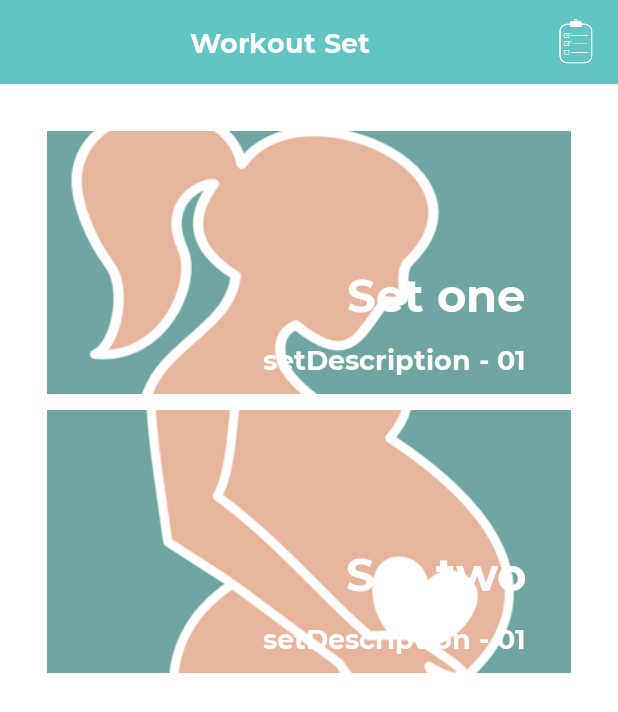
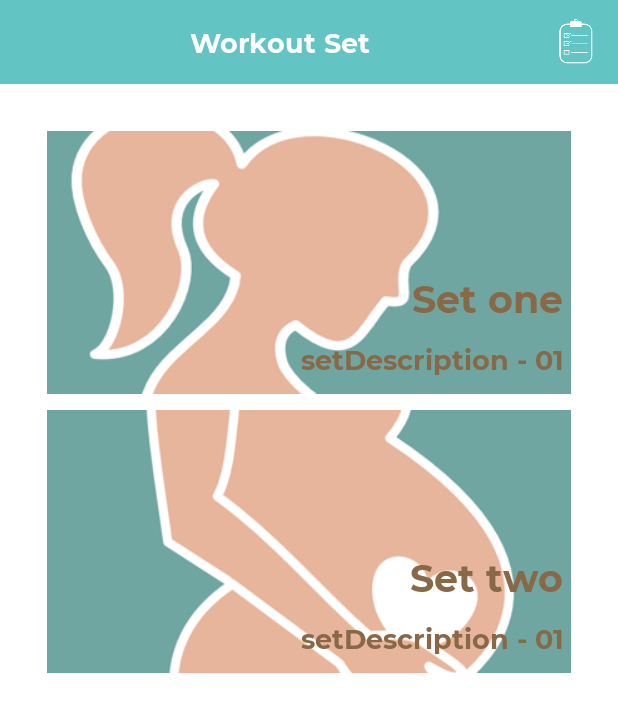
Before and after one commit to LinaLi-dotcom/PregExercise, an Android app: the screen it shows after launch (WorkoutSetActivity), on a phone screen of 412 x 824 dp. Shown: the top 712 px of the screen. Run offline under Robolectric (Android 15) with nearby library versions, the phone set to English and light mode, and no system bars.

Commit message:
text_color has changed to brown, which is from image girls hair color. took away ex001 images that are not used.

```diff
--- a/app/src/main/assets/exerciseSets.json
+++ b/app/src/main/assets/exerciseSets.json
@@ -9,7 +9,7 @@
         {
           "id": "S01E01",
           "imageName": "set01_ex01",
-          "name": "ic_testsexton.xml",
+          "name": "set01_ex01",
           "workoutTime": 5,
           "restTime" : 2
         },
--- a/app/src/main/res/layout/activity_exercise.xml
+++ b/app/src/main/res/layout/activity_exercise.xml
@@ -23,7 +23,7 @@
                 android:scaleType="fitXY"
                 android:layout_weight="1"
                 android:contentDescription="@string/image"
-                android:src="@drawable/ex001"
+                android:src="@drawable/set01_ex01"
                 android:layout_alignParentBottom="true"
                 />
 
--- a/app/src/main/res/layout/activity_workout.xml
+++ b/app/src/main/res/layout/activity_workout.xml
@@ -133,7 +133,7 @@
                     android:scaleType="fitXY"
                     android:layout_weight="1"
                     android:contentDescription="@string/image"
-                    android:src="@drawable/ex001"
+                    android:src="@drawable/set01_ex01"
                     />
             </LinearLayout>
 
--- a/app/src/main/res/layout/item_list_workout_set.xml
+++ b/app/src/main/res/layout/item_list_workout_set.xml
@@ -16,16 +16,16 @@
                 android:layout_width="match_parent"
                 android:layout_height="match_parent"
                 android:src="@drawable/set01"/>
+
             <LinearLayout
                 android:id="@+id/ll_workout_set"
                 android:layout_width="match_parent"
                 android:layout_height="wrap_content"
+                android:layout_alignParentBottom="true"
+                android:layout_marginRight="0dp"
+                android:gravity="center"
                 android:orientation="vertical"
-                android:gravity="center"
-                android:paddingBottom="5dp"
-                android:layout_marginRight="25dp"
-                android:layout_alignParentBottom="true"
-                >
+                android:paddingBottom="5dp">
                 <!--WORKOUT SET TITLE-->
                 <com.example.utils.MSPTextViewBold
                     android:id="@+id/tv_workout_set_title"
@@ -33,9 +33,10 @@
                     android:layout_height="match_parent"
                     android:gravity="bottom|right"
                     android:padding="5dp"
-                    android:text= "@string/workout_set_title"
-                    android:textColor="@color/color_text_workout_set_item_list"
-                    android:textSize="@dimen/text_size_extra_large" />
+                    android:shadowColor="#02000000"
+                    android:text="@string/workout_set_title"
+                    android:textColor="@color/color_text_big"
+                    android:textSize="@dimen/text_size_large" />
                 <!--WORKOUT SET DESCRIPTION-->
                 <com.example.utils.MSPTextViewBold
                     android:id="@+id/tv_workout_set_description"
@@ -43,8 +44,8 @@
                     android:layout_height="match_parent"
                     android:gravity="bottom|right"
                     android:padding="5dp"
-                    android:text= "Exercise Name"
-                    android:textColor="@color/color_text_workout_set_item_list"
+                    android:text="Exercise Name"
+                    android:textColor="@color/color_text_large"
                     android:textSize="@dimen/text_size_normal" />
             </LinearLayout>
         </RelativeLayout>
--- a/app/src/main/res/values/colors.xml
+++ b/app/src/main/res/values/colors.xml
@@ -21,11 +21,11 @@
     <color name="row_even_background">#e4fbff</color>
 
     <!--COLOR BY TEXT SIZE-->
-    <color name="color_text_extra_large">#E95f62</color>
-    <color name="color_text_big">#E95f62</color>
-    <color name="color_text_large">#E95f62</color>
-    <color name="color_text_normal">#E95A7D</color>
-    <color name="color_text_small">#E95A7D</color>
+    <color name="color_text_extra_large">#886847</color>
+    <color name="color_text_big">#886847</color>
+    <color name="color_text_large">#886847</color>
+    <color name="color_text_normal">#886847</color>
+    <color name="color_text_small">#886847</color>
 
     <!--COLOR-->
     <color name="color_text_toolbar">#FFFFFF</color>
```
Also changed, not shown: app/src/main/res/drawable/ex001.png (deleted), app/src/main/res/drawable/ex002.png (deleted), app/src/main/res/drawable/ex003.png (deleted), app/src/main/res/drawable/ex004.png (deleted), app/src/main/res/drawable/ex005.png (deleted), app/src/main/res/drawable/ex006.png (deleted), app/src/main/res/drawable/ex007.png (deleted), app/src/main/res/drawable/ex008.png (deleted).
